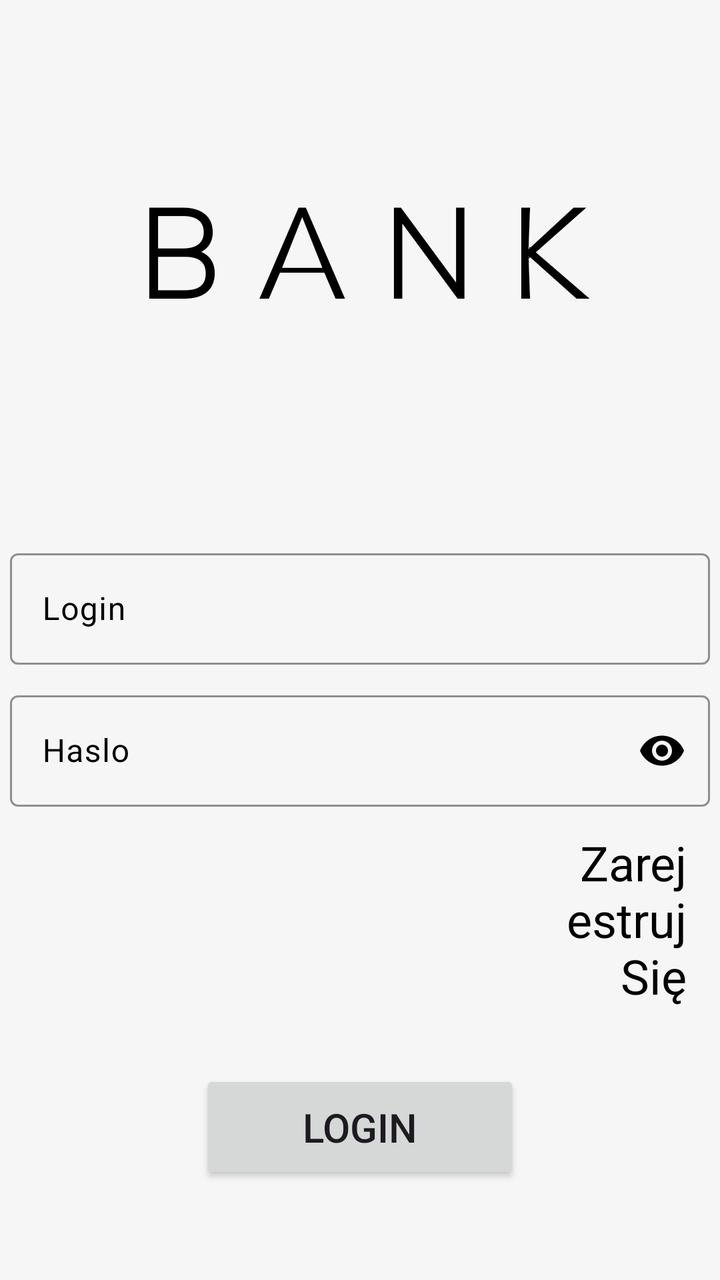
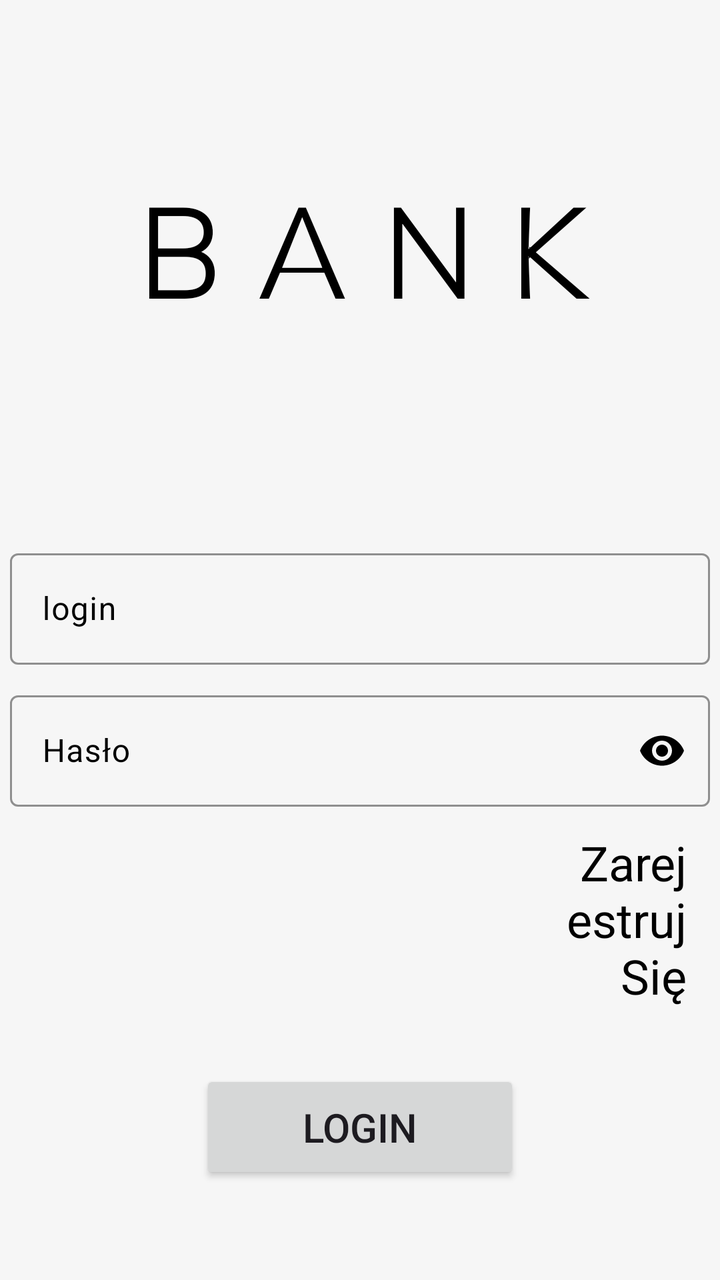

Two renders of the same Android screen: before a commit and after it. Below are the layout's source before the change and the commit's diff.
<!-- AndroidManifest.xml: application theme Theme.Bank3 -->
<!-- res/layout/activity_main.xml -->
<?xml version="1.0" encoding="utf-8"?>
<androidx.constraintlayout.widget.ConstraintLayout xmlns:android="http://schemas.android.com/apk/res/android"
    xmlns:app="http://schemas.android.com/apk/res-auto"
    xmlns:tools="http://schemas.android.com/tools"
    android:id="@+id/main"
    android:layout_width="match_parent"
    android:layout_height="match_parent"
    tools:context=".MainActivity"
    android:background="@color/app_bg">

    <RelativeLayout
        android:layout_width="match_parent"
        android:layout_height="match_parent"
        android:orientation="horizontal">

        <TextView
            android:id="@+id/bank"
            android:layout_width="match_parent"
            android:layout_height="wrap_content"
            android:padding="5dp"
            android:text="BANK"
            android:textSize="62dp"
            android:layout_marginTop="80dp"
            android:textColor="@color/black"
            android:gravity="center"
            app:layout_constraintBottom_toBottomOf="parent"
            app:layout_constraintEnd_toEndOf="parent"
            app:layout_constraintStart_toStartOf="parent"
            app:layout_constraintTop_toTopOf="parent"
            android:fontFamily="@font/nunito"
            android:textFontWeight="800"
            android:letterSpacing="0.3"/>


        <com.google.android.material.textfield.TextInputLayout
            android:id="@+id/loginLayout"
            android:layout_width="match_parent"
            android:layout_height="wrap_content"
            android:layout_below="@id/bank"
            android:layout_marginTop="90dp"
            app:boxStrokeColor="@color/black"
            app:hintTextColor="@color/black"
            android:padding="5dp"
            android:textColorHint="@color/black"
            app:errorIconTint="@color/red">

            <com.google.android.material.textfield.TextInputEditText
                android:id="@+id/editLogin"
                android:layout_width="match_parent"
                android:layout_height="wrap_content"
                android:textColor="@color/black"
                android:hint="Login">
            </com.google.android.material.textfield.TextInputEditText>

        </com.google.android.material.textfield.TextInputLayout>


        <com.google.android.material.textfield.TextInputLayout
            android:id="@+id/hasloLayout"
            android:layout_width="match_parent"
            android:layout_height="wrap_content"
            android:layout_below="@id/loginLayout"
            app:boxStrokeColor="@color/black"
            app:hintTextColor="@color/black"
            android:textColorHint="@color/black"
            app:passwordToggleEnabled="true"
            app:passwordToggleTint="@color/black"
            android:inputType="textPassword"
            app:errorIconTint="@color/red"
            android:padding="5dp">

            <com.google.android.material.textfield.TextInputEditText
                android:id="@+id/editHaslo"
                android:layout_width="match_parent"
                android:layout_height="wrap_content"
                android:textColor="@color/black"
                android:hint="Haslo"
                android:inputType="textPassword">
            </com.google.android.material.textfield.TextInputEditText>

        </com.google.android.material.textfield.TextInputLayout>

        <TextView
            android:id="@+id/btnRegister"
            android:layout_width="match_parent"
            android:layout_height="wrap_content"
            android:layout_below="@id/hasloLayout"
            android:text="Zarejestruj Się"
            android:textColor="@color/black"
             android:textSize="24sp"
            android:gravity="right"
            android:padding="5px"
            android:layout_marginRight="15dp"
            android:layout_marginLeft="235dp"
            android:layout_marginTop="5dp"
            android:layout_marginBottom="5dp"
            android:clickable="true"
            />
        <TextView
            android:id="@+id/errorText"
            android:layout_width="match_parent"
            android:layout_height="wrap_content"
            android:layout_below="@+id/btnRegister"
            android:text=""
            android:textColor="#FF0000"
            android:gravity="center"
            android:textSize="18sp"
            />

        <Button
            android:id="@+id/btnLogin"
            android:layout_width="match_parent"
            android:layout_height="wrap_content"
            android:layout_below="@id/errorText"
            android:textSize="20sp"
            android:padding="15dp"
            android:layout_marginLeft="100dp"
            android:layout_marginRight="100dp"
            android:gravity="center"
            android:text="Login"
            />

    </RelativeLayout>


</androidx.constraintlayout.widget.ConstraintLayout>
<!-- resources referenced by this layout -->
<resources>
  <color name="app_bg">#f6f6f6</color>
  <color name="black">#FF000000</color>
  <color name="red">#FF0000</color>
  <style name="Theme.Bank3" parent="Base.Theme.Bank3" />
  <style name="Base.Theme.Bank3" parent="Theme.Material3.DayNight.NoActionBar">
          
          
      </style>
</resources>

<!-- the commit's change to res/layout/activity_main.xml (unified diff, before → after) -->
@@ -49,7 +49,7 @@
                 android:layout_width="match_parent"
                 android:layout_height="wrap_content"
                 android:textColor="@color/black"
-                android:hint="Login">
+                android:hint="login">
             </com.google.android.material.textfield.TextInputEditText>
 
         </com.google.android.material.textfield.TextInputLayout>
@@ -74,7 +74,7 @@
                 android:layout_width="match_parent"
                 android:layout_height="wrap_content"
                 android:textColor="@color/black"
-                android:hint="Haslo"
+                android:hint="Hasło"
                 android:inputType="textPassword">
             </com.google.android.material.textfield.TextInputEditText>
 
